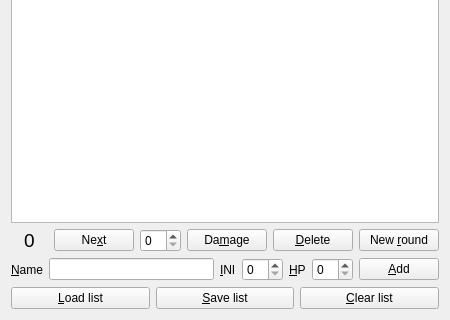
Before: the Qt Designer form UI/TurnOrderWidget.ui in andreassch/RPGAssistant, drawn with Qt 5; both pictures show x 0 to 450 and y 280 to 600 of the 450 by 600 pixel window.
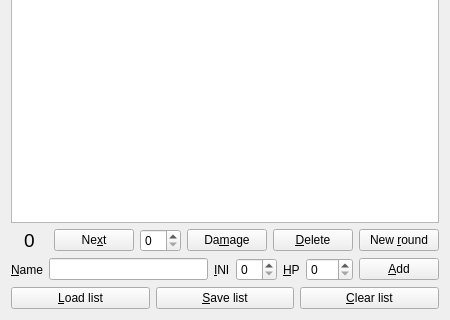
After: the same form once the commit is applied. Icons and pictures are not drawn.

Commit message: Fixed a reported bug regarding the maximal hit points in the turn order list.

```diff
--- a/UI/TurnOrderWidget.ui
+++ b/UI/TurnOrderWidget.ui
@@ -167,7 +167,11 @@
       </widget>
      </item>
      <item>
-      <widget class="QSpinBox" name="spinBoxIni"/>
+      <widget class="QSpinBox" name="spinBoxIni">
+       <property name="maximum">
+        <number>99</number>
+       </property>
+      </widget>
      </item>
      <item>
       <widget class="QLabel" name="labelLe">
@@ -180,7 +184,11 @@
       </widget>
      </item>
      <item>
-      <widget class="QSpinBox" name="spinBoxLe"/>
+      <widget class="QSpinBox" name="spinBoxLe">
+       <property name="maximum">
+        <number>999</number>
+       </property>
+      </widget>
      </item>
      <item>
       <widget class="QPushButton" name="buttonAdd">
```
The commit also changes 1 other file.
